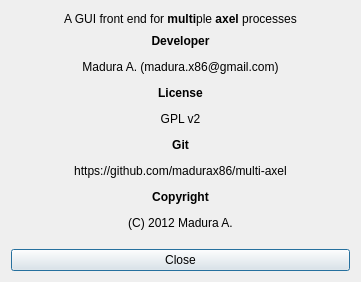
Qt form aboutWindow.ui (manushanga/multi-axel) before a commit.
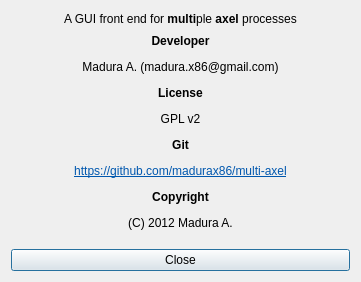
The same form after that commit.

The edit to the form file:
```diff
--- a/aboutWindow.ui
+++ b/aboutWindow.ui
@@ -26,7 +26,7 @@
      <item alignment="Qt::AlignTop">
       <widget class="QLabel" name="label_2">
        <property name="text">
-        <string>&lt;html&gt;&lt;head/&gt;&lt;body&gt;&lt;p align=&quot;center&quot;&gt;&lt;span style=&quot; font-weight:600;&quot;&gt;Developer&lt;/span&gt;&lt;/p&gt;&lt;p align=&quot;center&quot;&gt;Madura A. (madura.x86@gmail.com)&lt;/p&gt;&lt;p align=&quot;center&quot;&gt;&lt;span style=&quot; font-weight:600;&quot;&gt;License&lt;/span&gt;&lt;/p&gt;&lt;p align=&quot;center&quot;&gt;GPL v2&lt;/p&gt;&lt;p align=&quot;center&quot;&gt;&lt;span style=&quot; font-weight:600;&quot;&gt;Git&lt;/span&gt;&lt;/p&gt;&lt;p align=&quot;center&quot;&gt;https://github.com/madurax86/multi-axel&lt;/p&gt;&lt;p align=&quot;center&quot;&gt;&lt;span style=&quot; font-weight:600;&quot;&gt;Copyright&lt;/span&gt;&lt;/p&gt;&lt;p align=&quot;center&quot;&gt;(C) 2012 Madura A.&lt;/p&gt;&lt;/body&gt;&lt;/html&gt;</string>
+        <string>&lt;html&gt;&lt;head/&gt;&lt;body&gt;&lt;p align=&quot;center&quot;&gt;&lt;span style=&quot; font-weight:600;&quot;&gt;Developer&lt;/span&gt;&lt;/p&gt;&lt;p align=&quot;center&quot;&gt;Madura A. (madura.x86@gmail.com)&lt;/p&gt;&lt;p align=&quot;center&quot;&gt;&lt;span style=&quot; font-weight:600;&quot;&gt;License&lt;/span&gt;&lt;/p&gt;&lt;p align=&quot;center&quot;&gt;GPL v2&lt;/p&gt;&lt;p align=&quot;center&quot;&gt;&lt;span style=&quot; font-weight:600;&quot;&gt;Git&lt;/span&gt;&lt;/p&gt;&lt;p align=&quot;center&quot;&gt;&lt;a href=&quot;https://github.com/madurax86/multi-axel&quot;&gt;&lt;span style=&quot; text-decoration: underline; color:#0057ae;&quot;&gt;https://github.com/madurax86/multi-axel&lt;/span&gt;&lt;/a&gt;&lt;/p&gt;&lt;p align=&quot;center&quot;&gt;&lt;span style=&quot; font-weight:600;&quot;&gt;Copyright&lt;/span&gt;&lt;/p&gt;&lt;p align=&quot;center&quot;&gt;(C) 2012 Madura A.&lt;/p&gt;&lt;/body&gt;&lt;/html&gt;</string>
        </property>
       </widget>
      </item>
```
